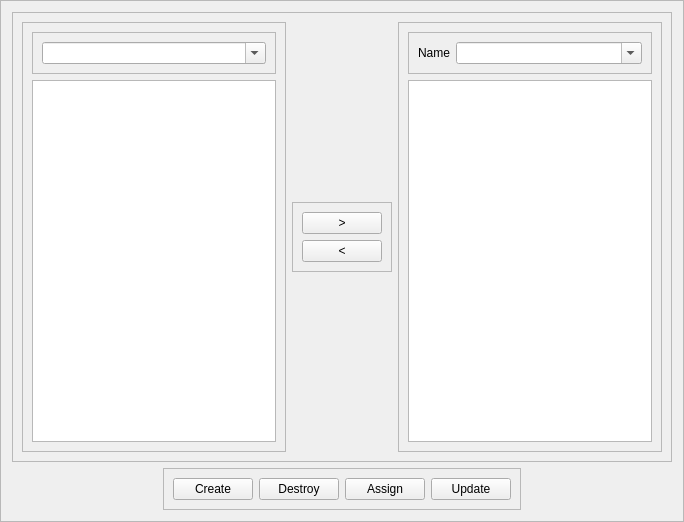
First picture: the form in librecad/src/ui/components/creators/widgetcreator.ui, repository LibreCAD/LibreCAD, before the edit.
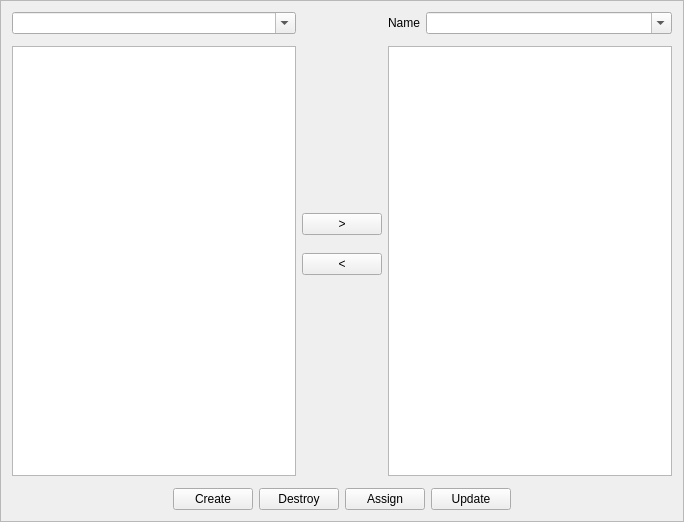
Second picture: the form after the edit. Custom widgets are drawn as their Qt base class.

Diff of the .ui file:
```diff
--- a/librecad/src/ui/components/creators/widgetcreator.ui
+++ b/librecad/src/ui/components/creators/widgetcreator.ui
@@ -23,30 +23,66 @@
    <item>
     <widget class="QFrame" name="frame">
      <property name="frameShape">
-      <enum>QFrame::StyledPanel</enum>
+      <enum>QFrame::NoFrame</enum>
      </property>
      <property name="frameShadow">
       <enum>QFrame::Raised</enum>
      </property>
      <layout class="QHBoxLayout" name="horizontalLayout">
+      <property name="leftMargin">
+       <number>0</number>
+      </property>
+      <property name="topMargin">
+       <number>0</number>
+      </property>
+      <property name="rightMargin">
+       <number>0</number>
+      </property>
+      <property name="bottomMargin">
+       <number>0</number>
+      </property>
       <item>
        <widget class="QFrame" name="frame_2">
         <property name="frameShape">
-         <enum>QFrame::StyledPanel</enum>
+         <enum>QFrame::NoFrame</enum>
         </property>
         <property name="frameShadow">
          <enum>QFrame::Raised</enum>
         </property>
         <layout class="QVBoxLayout" name="verticalLayout_2">
+         <property name="leftMargin">
+          <number>0</number>
+         </property>
+         <property name="topMargin">
+          <number>0</number>
+         </property>
+         <property name="rightMargin">
+          <number>0</number>
+         </property>
+         <property name="bottomMargin">
+          <number>0</number>
+         </property>
          <item>
           <widget class="QFrame" name="frame_6">
            <property name="frameShape">
-            <enum>QFrame::StyledPanel</enum>
+            <enum>QFrame::NoFrame</enum>
            </property>
            <property name="frameShadow">
             <enum>QFrame::Raised</enum>
            </property>
            <layout class="QHBoxLayout" name="horizontalLayout_4">
+            <property name="leftMargin">
+             <number>0</number>
+            </property>
+            <property name="topMargin">
+             <number>0</number>
+            </property>
+            <property name="rightMargin">
+             <number>0</number>
+            </property>
+            <property name="bottomMargin">
+             <number>6</number>
+            </property>
             <item>
              <widget class="QComboBox" name="categories_combobox">
               <property name="sizePolicy">
@@ -78,12 +114,27 @@
          </sizepolicy>
         </property>
         <property name="frameShape">
-         <enum>QFrame::StyledPanel</enum>
+         <enum>QFrame::NoFrame</enum>
         </property>
         <property name="frameShadow">
          <enum>QFrame::Raised</enum>
         </property>
         <layout class="QVBoxLayout" name="verticalLayout_4">
+         <property name="spacing">
+          <number>18</number>
+         </property>
+         <property name="leftMargin">
+          <number>0</number>
+         </property>
+         <property name="topMargin">
+          <number>0</number>
+         </property>
+         <property name="rightMargin">
+          <number>0</number>
+         </property>
+         <property name="bottomMargin">
+          <number>0</number>
+         </property>
          <item>
           <widget class="QPushButton" name="add_button">
            <property name="sizePolicy">
@@ -128,21 +179,45 @@
       <item>
        <widget class="QFrame" name="widget_list">
         <property name="frameShape">
-         <enum>QFrame::StyledPanel</enum>
+         <enum>QFrame::NoFrame</enum>
         </property>
         <property name="frameShadow">
          <enum>QFrame::Raised</enum>
         </property>
         <layout class="QVBoxLayout" name="verticalLayout_3">
+         <property name="leftMargin">
+          <number>0</number>
+         </property>
+         <property name="topMargin">
+          <number>0</number>
+         </property>
+         <property name="rightMargin">
+          <number>0</number>
+         </property>
+         <property name="bottomMargin">
+          <number>0</number>
+         </property>
          <item>
           <widget class="QFrame" name="frame_3">
            <property name="frameShape">
-            <enum>QFrame::StyledPanel</enum>
+            <enum>QFrame::NoFrame</enum>
            </property>
            <property name="frameShadow">
             <enum>QFrame::Raised</enum>
            </property>
            <layout class="QHBoxLayout" name="horizontalLayout_3">
+            <property name="leftMargin">
+             <number>0</number>
+            </property>
+            <property name="topMargin">
+             <number>0</number>
+            </property>
+            <property name="rightMargin">
+             <number>0</number>
+            </property>
+            <property name="bottomMargin">
+             <number>6</number>
+            </property>
             <item>
              <widget class="QLabel" name="label">
               <property name="sizePolicy">
@@ -178,12 +253,24 @@
    <item alignment="Qt::AlignHCenter">
     <widget class="QFrame" name="button_frame">
      <property name="frameShape">
-      <enum>QFrame::StyledPanel</enum>
+      <enum>QFrame::NoFrame</enum>
      </property>
      <property name="frameShadow">
       <enum>QFrame::Raised</enum>
      </property>
      <layout class="QHBoxLayout" name="horizontalLayout_2">
+      <property name="leftMargin">
+       <number>0</number>
+      </property>
+      <property name="topMargin">
+       <number>6</number>
+      </property>
+      <property name="rightMargin">
+       <number>0</number>
+      </property>
+      <property name="bottomMargin">
+       <number>0</number>
+      </property>
       <item>
        <widget class="QPushButton" name="create_button">
         <property name="sizePolicy">
```
